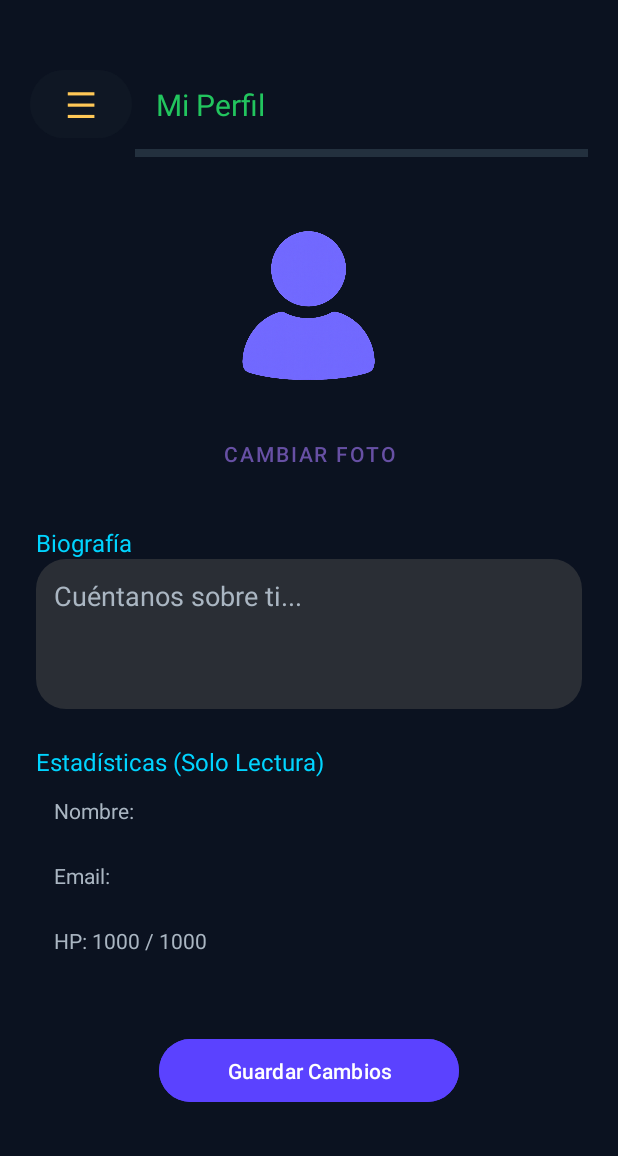
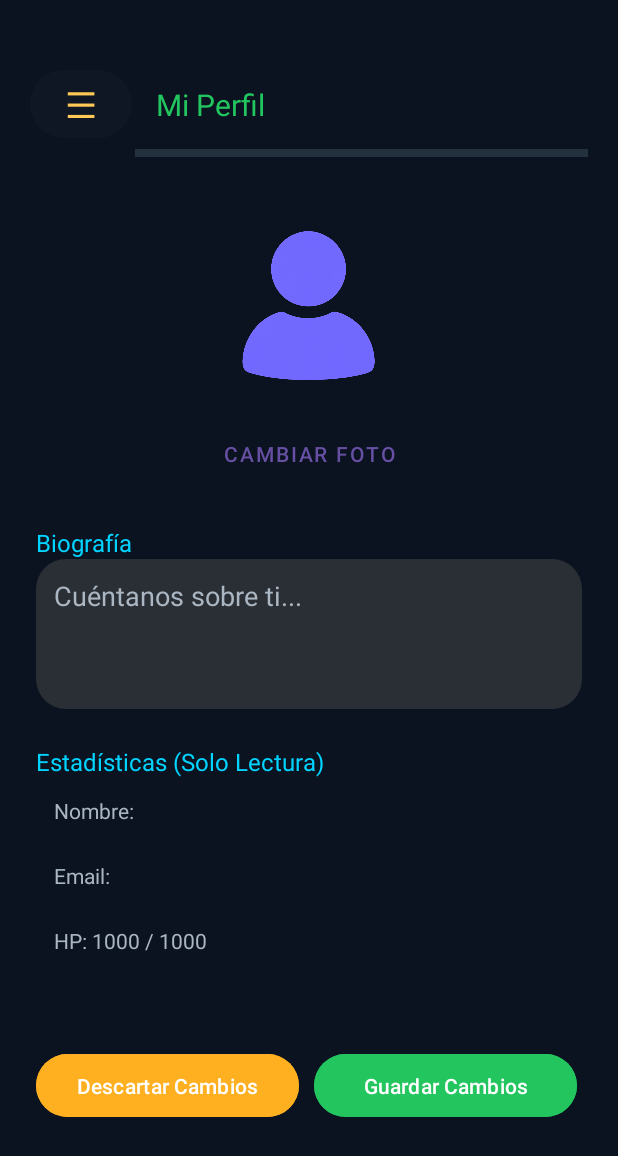
Before and after one commit to Bcio01/InfinityLive, an Android app: the PerfilActivity screen opened directly, with no data from a screen before it, on a phone screen of 412 x 824 dp. Shown: the top 1156 px of the screen. Run offline under Robolectric (Android 15) with nearby library versions, the light colour scheme and no system bars; our stand-ins replace Firebase (no records; nobody signed in at launch, a user with empty details on screens opened directly).

Commit message:
new button "Descartar Cambios"

```diff
--- a/app/src/main/res/layout/activity_perfil.xml
+++ b/app/src/main/res/layout/activity_perfil.xml
@@ -121,14 +121,35 @@
                     android:textColor="@color/text_secondary"
                     tools:text="HP: 1000 / 1000"/>
 
-                <Button
-                    android:id="@+id/btnGuardarPerfil"
-                    android:layout_width="200sp"
-                    android:layout_height="50sp"
-                    android:layout_gravity="center_horizontal"
-                    android:layout_marginTop="40dp"
-                    android:text="Guardar Cambios"
-                    android:backgroundTint="@color/achievement"/>
+
+                <LinearLayout
+                    android:layout_width="match_parent"
+                    android:layout_height="wrap_content"
+                    android:layout_marginTop="50dp"
+                    android:orientation="horizontal"
+                    android:layout_gravity="center">
+
+                    <Button
+                        android:id="@+id/btnDescartarPerfil"
+                        android:layout_width="175sp"
+                        android:layout_height="50sp"
+                        android:layout_gravity="center_horizontal"
+                        android:layout_marginRight="10sp"
+                        android:text="Descartar Cambios"
+                        android:backgroundTint="@color/warning"/>
+
+
+                    <Button
+                        android:id="@+id/btnGuardarPerfil"
+                        android:layout_width="175sp"
+                        android:layout_height="50sp"
+                        android:layout_gravity="center_horizontal"
+                        android:text="Guardar Cambios"
+                        android:backgroundTint="@color/success"/>
+
+
+                </LinearLayout>
+
 
             </LinearLayout>
         </LinearLayout>
```
